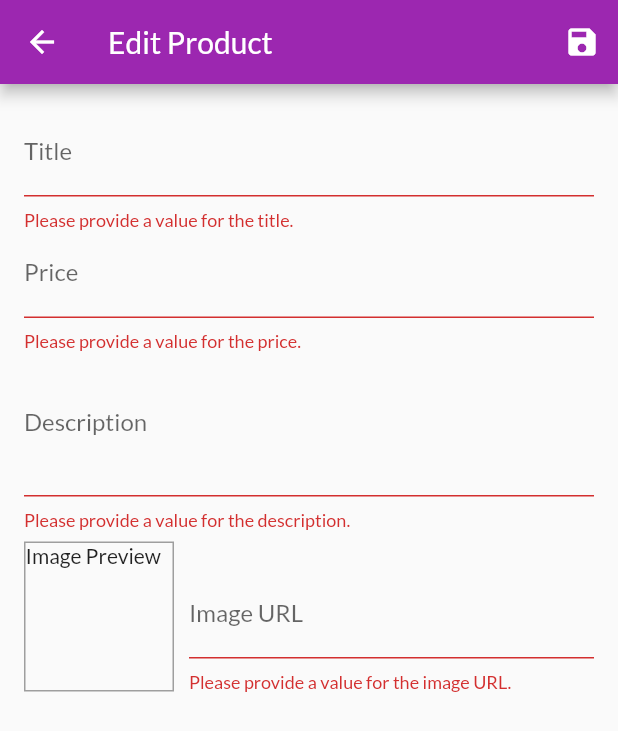
After one commit to hassan1709/my-shop, a Flutter app: the EditProductScreen screen opened by its route, after a tap on the "save" icon, on a phone screen of 412 x 824 dp. The commit adds this screen. Shown: the top 731 px of the screen. Run offline on Flutter 3.47's test engine with Material 2 defaults, Android fonts, the phone set to English and light mode, and no system bars; network calls fail.

Commit message:
Edit user products. Forms

```diff
--- a/lib/main.dart
+++ b/lib/main.dart
@@ -5,6 +5,7 @@ import 'screens/product_detail_screen.dart';
 import 'screens/cart_screen.dart';
 import 'screens/orders_screen.dart';
 import 'screens/user_products_screen.dart';
+import 'screens/edit_product_screen.dart';
 import 'providers/products_items_provider.dart';
 import 'providers/cart_items_provider.dart';
 import 'providers/orders_provider.dart';
@@ -44,6 +45,7 @@ class MyApp extends StatelessWidget {
           CartScreen.routeName: (ctx) => CartScreen(),
           OrdersScreen.routeName: (ctx) => OrdersScreen(),
           UserProductsScreen.routeName: (ctx) => UserProductsScreen(),
+          EditProductScreen.routeName: (ctx) => EditProductScreen(),
         },
       ),
     );
--- /dev/null
+++ b/lib/screens/edit_product_screen.dart
@@ -0,0 +1,219 @@
+import 'package:flutter/material.dart';
+import 'package:flutter/services.dart';
+import '../providers/product_provider.dart';
+
+class EditProductScreen extends StatefulWidget {
+  static const routeName = '/edit-product';
+
+  @override
+  _EditProductScreenState createState() => _EditProductScreenState();
+}
+
+class _EditProductScreenState extends State<EditProductScreen> {
+  // It may not need to manage FocusNode manually as it seems that it works automatically with just this 'textInputAction: TextInputAction.next',
+  final _priceFocusNode = FocusNode();
+  final _descriptionFocusNode = FocusNode();
+  final _imageUrlController = TextEditingController();
+  final _imageUrlFocusNode = FocusNode();
+  final _form = GlobalKey<FormState>();
+  final _validationMessage = 'Please provide a value for the';
+  var _editedProduct = ProductProvider(
+    id: null,
+    title: '',
+    description: '',
+    price: 0,
+    imageUrl: '',
+  );
+
+  @override
+  void initState() {
+    _imageUrlFocusNode.addListener(_updateImageUrl);
+    super.initState();
+  }
+
+  @override
+  void dispose() {
+    _imageUrlFocusNode.removeListener(_updateImageUrl);
+    _priceFocusNode.dispose();
+    _descriptionFocusNode.dispose();
+    _imageUrlFocusNode.dispose();
+    _imageUrlController.dispose();
+    super.dispose();
+  }
+
+  void _updateImageUrl() {
+    if (!_imageUrlFocusNode.hasFocus) {
+      setState(() {});
+    }
+  }
+
+  void _saveForm() {
+    final isValid = _form.currentState.validate();
+    if (!isValid) {
+      return;
+    }
+
+    _form.currentState.save();
+    print(_editedProduct.title);
+    print(_editedProduct.description);
+    print(_editedProduct.price);
+    print(_editedProduct.imageUrl);
+  }
+
+  @override
+  Widget build(BuildContext context) {
+    return Scaffold(
+      appBar: AppBar(
+        title: Text('Edit Product'),
+        actions: <Widget>[
+          IconButton(
+            icon: Icon(Icons.save),
+            onPressed: _saveForm,
+          ),
+        ],
+      ),
+      body: Padding(
+        padding: const EdgeInsets.all(16.0),
+        child: Form(
+          key: _form,
+          child: SingleChildScrollView(
+            child: Column(
+              children: <Widget>[
+                TextFormField(
+                  decoration: InputDecoration(labelText: 'Title'),
+                  textInputAction: TextInputAction.next,
+                  onFieldSubmitted: (_) {
+                    FocusScope.of(context).requestFocus(_priceFocusNode);
+                  },
+                  validator: (value) {
+                    // Return null is everything is ok
+                    if (value.isEmpty) {
+                      return '$_validationMessage title.';
+                    }
+                    return null;
+                  },
+                  onSaved: (value) {
+                    _editedProduct = ProductProvider(
+                      id: _editedProduct.id,
+                      title: value,
+                      description: _editedProduct.description,
+                      price: _editedProduct.price,
+                      imageUrl: _editedProduct.imageUrl,
+                    );
+                  },
+                ),
+                TextFormField(
+                  decoration: InputDecoration(labelText: 'Price'),
+                  textInputAction: TextInputAction.next,
+                  keyboardType: TextInputType.number,
+                  focusNode: _priceFocusNode,
+                  inputFormatters: [FilteringTextInputFormatter.allow(RegExp(r'(^\-?\d*\.?\d*)'))],
+                  onFieldSubmitted: (_) {
+                    FocusScope.of(context).requestFocus(_descriptionFocusNode);
+                  },
+                  validator: (value) {
+                    // Return null is everything is ok
+                    if (value.isEmpty) {
+                      return '$_validationMessage price.';
+                    }
+                    return null;
+                  },
+                  onSaved: (value) {
+                    _editedProduct = ProductProvider(
+                      id: _editedProduct.id,
+                      title: _editedProduct.title,
+                      description: _editedProduct.description,
+                      price: double.parse(value),
+                      imageUrl: _editedProduct.imageUrl,
+                    );
+                  },
+                ),
+                TextFormField(
+                  decoration: InputDecoration(labelText: 'Description'),
+                  maxLines: 3,
+                  keyboardType: TextInputType.multiline,
+                  focusNode: _descriptionFocusNode,
+                  validator: (value) {
+                    // Return null is everything is ok
+                    if (value.isEmpty) {
+                      return '$_validationMessage description.';
+                    }
+                    if (value.length < 15) {
+                      return 'Description needs to be at least 15 characters long.';
+                    }
+                    return null;
+                  },
+                  onSaved: (value) {
+                    _editedProduct = ProductProvider(
+                      id: _editedProduct.id,
+                      title: _editedProduct.title,
+                      description: value,
+                      price: _editedProduct.price,
+                      imageUrl: _editedProduct.imageUrl,
+                    );
+                  },
+                ),
+                Row(
+                  crossAxisAlignment: CrossAxisAlignment.end,
+                  children: <Widget>[
+                    Container(
+                      width: 100,
+                      height: 100,
+                      margin: EdgeInsets.only(
+                        top: 8,
+                        right: 10,
+                      ),
+                      decoration: BoxDecoration(
+                        border: Border.all(
+                          width: 1,
+                          color: Colors.grey,
+                        ),
+                      ),
+                      child: _imageUrlController.text.isEmpty
+                          ? Text('Image Preview')
+                          : FittedBox(
+                              child: Image.network(
+                                _imageUrlController.text,
+                                fit: BoxFit.cover,
+                              ),
+                            ),
+                    ),
+                    Expanded(
+                      child: TextFormField(
+                        decoration: InputDecoration(labelText: 'Image URL'),
+                        keyboardType: TextInputType.url,
+                        textInputAction: TextInputAction.done,
+                        focusNode: _imageUrlFocusNode,
+                        controller: _imageUrlController,
+                        validator: (value) {
+                          // Return null is everything is ok
+                          if (value.isEmpty) {
+                            return '$_validationMessage image URL.';
+                          }
+                          return null;
+                        },
+                        onFieldSubmitted: (_) {
+                          setState(() {});
+                          _saveForm();
+                        },
+                        onSaved: (value) {
+                          _editedProduct = ProductProvider(
+                            id: _editedProduct.id,
+                            title: _editedProduct.title,
+                            description: _editedProduct.description,
+                            price: _editedProduct.price,
+                            imageUrl: value,
+                          );
+                        },
+                      ),
+                    )
+                  ],
+                ),
+              ],
+            ),
+          ),
+        ),
+      ),
+    );
+  }
+}
--- a/lib/screens/user_products_screen.dart
+++ b/lib/screens/user_products_screen.dart
@@ -4,6 +4,7 @@ import 'package:provider/provider.dart';
 import '../providers/products_items_provider.dart';
 import '../widgets/user_product_item.dart';
 import '../widgets/app_drawer.dart';
+import '../screens/edit_product_screen.dart';
 
 class UserProductsScreen extends StatelessWidget {
   static const routeName = '/user-products';
@@ -16,7 +17,10 @@ class UserProductsScreen extends StatelessWidget {
         actions: <Widget>[
           IconButton(
             icon: const Icon(Icons.add),
-            onPressed: () {},
+            onPressed: () {
+              //Navigator.pushNamed(context, EditProductScreen.routeName);
+              Navigator.of(context).pushNamed(EditProductScreen.routeName);
+            },
           ),
         ],
       ),
```
